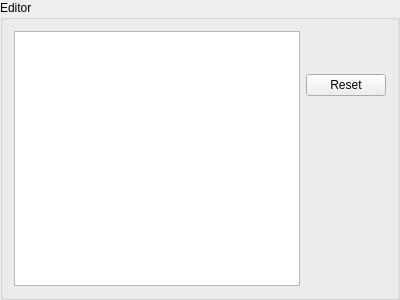
Above: geometrize/dialog/scripteditorwidget.ui from Tw1ddle/geometrize before the change. Below: the same form after it.
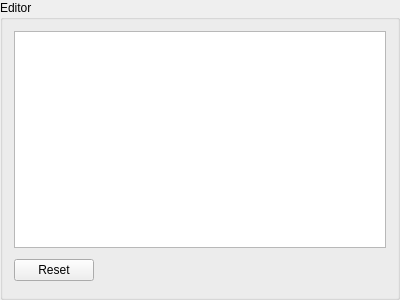
That is the form after the change.

Commit message: Add pretty evaluation error prints to script editor widgets + tweak layouts

```diff
--- a/geometrize/dialog/scripteditorwidget.ui
+++ b/geometrize/dialog/scripteditorwidget.ui
@@ -18,12 +18,25 @@
   </property>
   <layout class="QHBoxLayout" name="horizontalLayout">
    <item>
-    <layout class="QHBoxLayout" name="horizontalLayout_2">
+    <layout class="QVBoxLayout" name="verticalLayout_3">
      <item>
       <widget class="QPlainTextEdit" name="scriptTextEdit"/>
      </item>
      <item>
-      <layout class="QVBoxLayout" name="verticalLayout">
+      <layout class="QHBoxLayout" name="horizontalLayout_2">
+       <item>
+        <widget class="QPushButton" name="resetToDefaultButton">
+         <property name="sizePolicy">
+          <sizepolicy hsizetype="Fixed" vsizetype="Fixed">
+           <horstretch>0</horstretch>
+           <verstretch>0</verstretch>
+          </sizepolicy>
+         </property>
+         <property name="text">
+          <string extracomment="Text on a button that resets an app setting to a default value when pressed">Reset</string>
+         </property>
+        </widget>
+       </item>
        <item>
         <layout class="QHBoxLayout" name="horizontalLayout_3">
          <item>
@@ -79,41 +92,18 @@
         </layout>
        </item>
        <item>
-        <spacer name="verticalSpacer_2">
-         <property name="orientation">
-          <enum>Qt::Vertical</enum>
+        <widget class="QLabel" name="evaluationErrorMessageLabel">
+         <property name="whatsThis">
+          <string notr="true"/>
          </property>
-         <property name="sizeType">
-          <enum>QSizePolicy::Fixed</enum>
+         <property name="styleSheet">
+          <string notr="true">QLabel { color: red }</string>
          </property>
-         <property name="sizeHint" stdset="0">
-          <size>
-           <width>20</width>
-           <height>5</height>
-          </size>
-         </property>
-        </spacer>
-       </item>
-       <item>
-        <widget class="QPushButton" name="resetToDefaultButton">
          <property name="text">
-          <string extracomment="Text on a button that resets an app setting to a default value when pressed">Reset</string>
+          <string notr="true"/>
          </property>
         </widget>
        </item>
-       <item>
-        <spacer name="verticalSpacer">
-         <property name="orientation">
-          <enum>Qt::Vertical</enum>
-         </property>
-         <property name="sizeHint" stdset="0">
-          <size>
-           <width>20</width>
-           <height>40</height>
-          </size>
-         </property>
-        </spacer>
-       </item>
       </layout>
      </item>
     </layout>
```
The commit also changes 2 other files.
